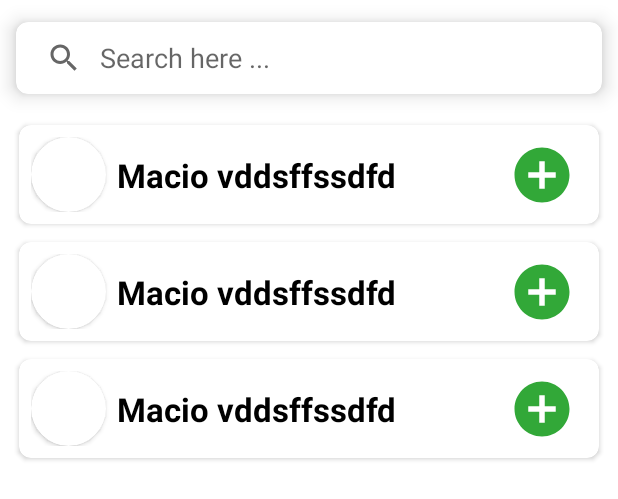
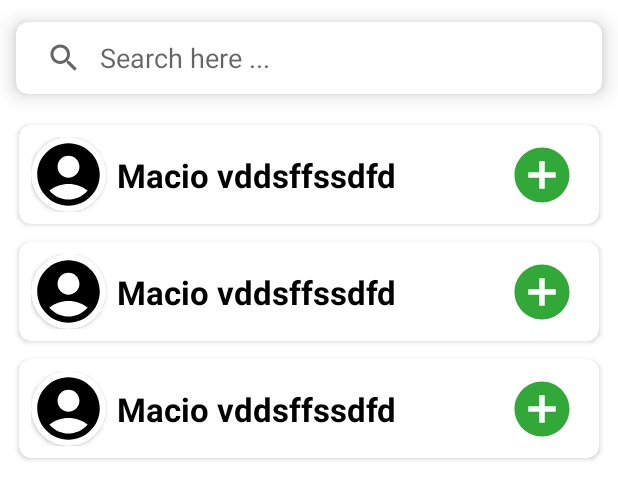
Before and after one commit to maciulski11/ChatJet, an Android app: the layout fragment_find_user.xml on its own in the app's theme, with its tools: preview values and no code run, on a phone screen of 412 x 824 dp. Shown: the top 499 px of the screen. Run offline under Robolectric (Android 15) with nearby library versions, the light colour scheme and no system bars.

Commit message:
update 1.1.6

```diff
--- /dev/null
+++ b/app/src/main/res/drawable/ic_baseline_account_circle_24.xml
@@ -0,0 +1,5 @@
+<vector android:height="24dp" android:tint="#000000"
+    android:viewportHeight="24" android:viewportWidth="24"
+    android:width="24dp" xmlns:android="http://schemas.android.com/apk/res/android">
+    <path android:fillColor="@android:color/white" android:pathData="M12,2C6.48,2 2,6.48 2,12s4.48,10 10,10s10,-4.48 10,-10S17.52,2 12,2zM12,6c1.93,0 3.5,1.57 3.5,3.5S13.93,13 12,13s-3.5,-1.57 -3.5,-3.5S10.07,6 12,6zM12,20c-2.03,0 -4.43,-0.82 -6.14,-2.88C7.55,15.8 9.68,15 12,15s4.45,0.8 6.14,2.12C16.43,19.18 14.03,20 12,20z"/>
+</vector>
--- a/app/src/main/res/layout/item_find_user.xml
+++ b/app/src/main/res/layout/item_find_user.xml
@@ -28,7 +28,9 @@
                 android:id="@+id/photo"
                 android:layout_width="match_parent"
                 android:layout_height="match_parent"
-                android:scaleType="fitXY" />
+                android:scaleType="fitXY"
+                android:src="@drawable/ic_baseline_account_circle_24" />
+
         </androidx.cardview.widget.CardView>
 
         <TextView
```
